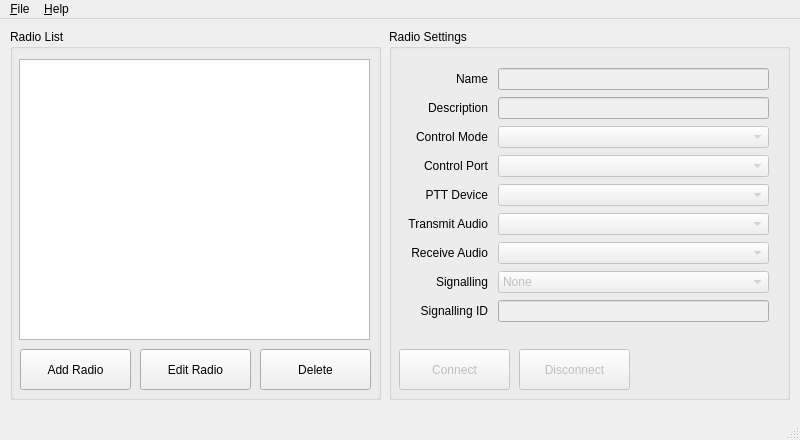
Qt form console-server/serverwindow.ui (W3AXL/python-radio-console) before a commit.
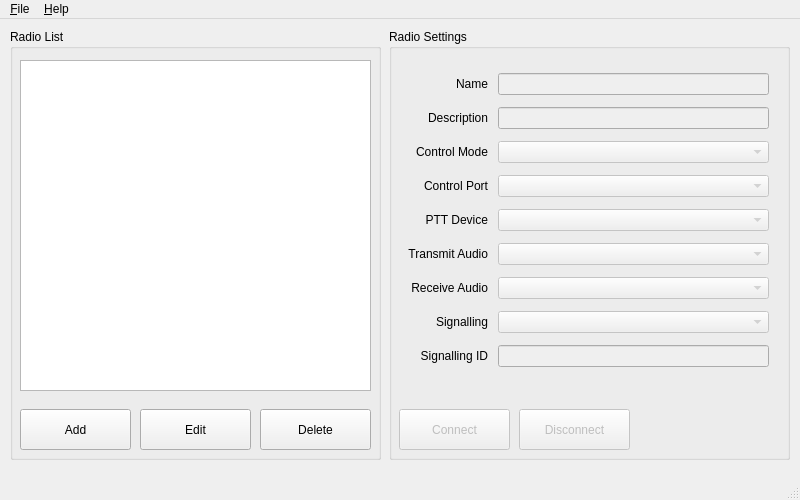
The same form after that commit.

Diff of the .ui file:
```diff
--- a/console-server/serverwindow.ui
+++ b/console-server/serverwindow.ui
@@ -7,7 +7,7 @@
     <x>0</x>
     <y>0</y>
     <width>800</width>
-    <height>440</height>
+    <height>500</height>
    </rect>
   </property>
   <property name="sizePolicy">
@@ -19,13 +19,13 @@
   <property name="minimumSize">
    <size>
     <width>800</width>
-    <height>440</height>
+    <height>500</height>
    </size>
   </property>
   <property name="maximumSize">
    <size>
     <width>800</width>
-    <height>440</height>
+    <height>500</height>
    </size>
   </property>
   <property name="windowTitle">
@@ -38,53 +38,43 @@
       <x>10</x>
       <y>10</y>
       <width>371</width>
-      <height>371</height>
+      <height>431</height>
      </rect>
     </property>
     <property name="title">
      <string>Radio List</string>
     </property>
-    <widget class="QListView" name="fRadioListView">
-     <property name="geometry">
-      <rect>
-       <x>9</x>
-       <y>30</y>
-       <width>351</width>
-       <height>281</height>
-      </rect>
-     </property>
-    </widget>
     <widget class="QPushButton" name="fAddRadio">
      <property name="geometry">
       <rect>
        <x>10</x>
-       <y>320</y>
+       <y>380</y>
        <width>111</width>
        <height>41</height>
       </rect>
      </property>
      <property name="text">
-      <string>Add Radio</string>
+      <string>Add</string>
      </property>
     </widget>
     <widget class="QPushButton" name="fEditRadio">
      <property name="geometry">
       <rect>
        <x>130</x>
-       <y>320</y>
+       <y>380</y>
        <width>111</width>
        <height>41</height>
       </rect>
      </property>
      <property name="text">
-      <string>Edit Radio</string>
+      <string>Edit</string>
      </property>
     </widget>
     <widget class="QPushButton" name="fDeleteRadio">
      <property name="geometry">
       <rect>
        <x>250</x>
-       <y>320</y>
+       <y>380</y>
        <width>111</width>
        <height>41</height>
       </rect>
@@ -93,6 +83,16 @@
       <string>Delete</string>
      </property>
     </widget>
+    <widget class="QListWidget" name="fRadioList">
+     <property name="geometry">
+      <rect>
+       <x>10</x>
+       <y>31</y>
+       <width>351</width>
+       <height>331</height>
+      </rect>
+     </property>
+    </widget>
    </widget>
    <widget class="QGroupBox" name="grpRadioSettings">
     <property name="geometry">
@@ -100,7 +100,7 @@
       <x>389</x>
       <y>10</y>
       <width>401</width>
-      <height>371</height>
+      <height>431</height>
      </rect>
     </property>
     <property name="title">
@@ -112,7 +112,7 @@
        <x>9</x>
        <y>29</y>
        <width>381</width>
-       <height>281</height>
+       <height>331</height>
       </rect>
      </property>
      <layout class="QGridLayout" name="grdRadioSettings">
@@ -200,31 +200,6 @@
         <property name="enabled">
          <bool>false</bool>
         </property>
-        <item>
-         <property name="text">
-          <string>None</string>
-         </property>
-        </item>
-        <item>
-         <property name="text">
-          <string>MDC1200</string>
-         </property>
-        </item>
-        <item>
-         <property name="text">
-          <string>DTMF</string>
-         </property>
-        </item>
-        <item>
-         <property name="text">
-          <string>Single-tone</string>
-         </property>
-        </item>
-        <item>
-         <property name="text">
-          <string>Two-tone</string>
-         </property>
-        </item>
        </widget>
       </item>
       <item row="5" column="0">
@@ -324,7 +299,7 @@
      <property name="geometry">
       <rect>
        <x>10</x>
-       <y>320</y>
+       <y>380</y>
        <width>111</width>
        <height>41</height>
       </rect>
@@ -340,7 +315,7 @@
      <property name="geometry">
       <rect>
        <x>130</x>
-       <y>320</y>
+       <y>380</y>
        <width>111</width>
        <height>41</height>
       </rect>
```
